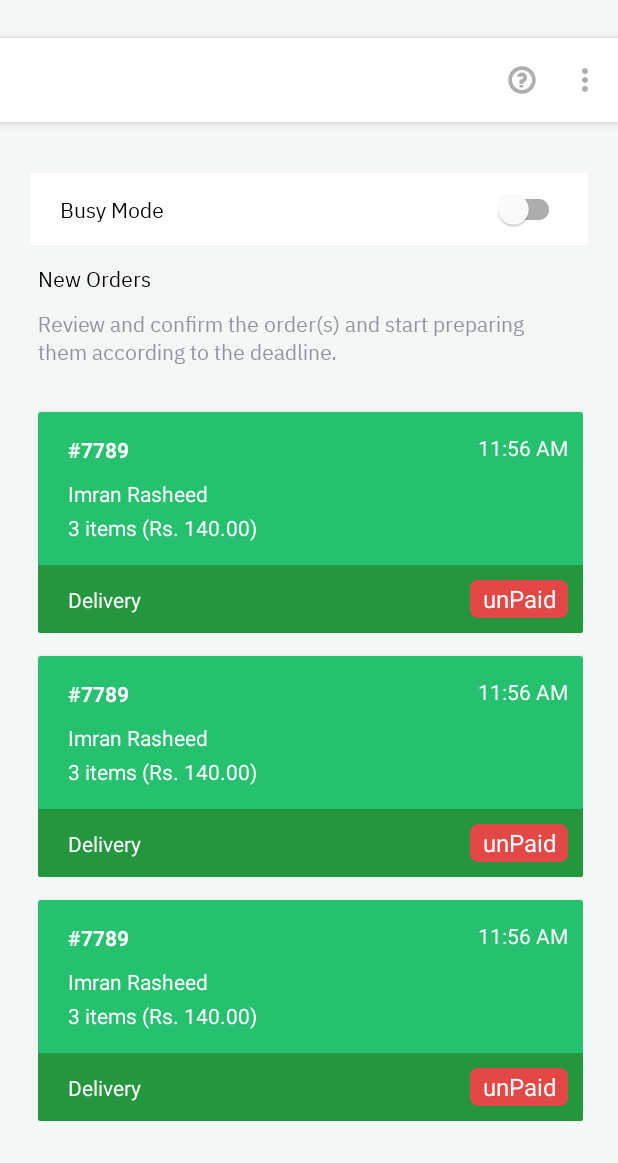
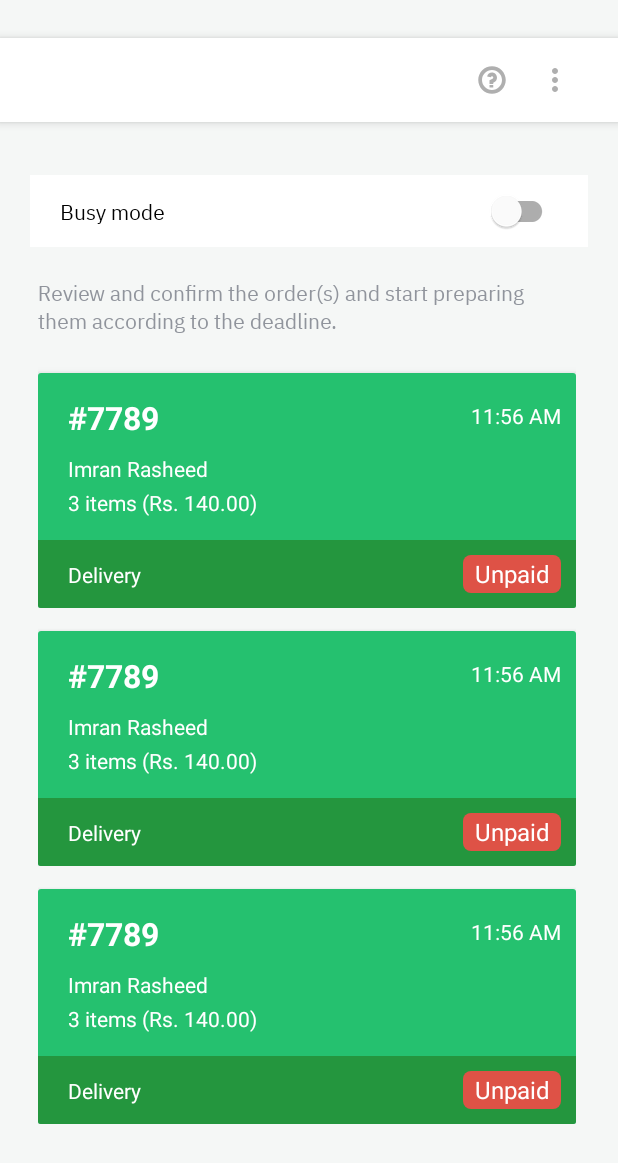
Before and after one commit to itrid-technologies/BusniessApp, an Android app: the layout fragment_dashboard.xml on its own in the app's theme, with its tools: preview values and no code run, on a phone screen of 412 x 824 dp. Shown: the top 1163 px of the screen. Run offline under Robolectric (Android 15) with nearby library versions, the phone set to English and light mode, and no system bars; plain views replace RipplePulseLayout.

Commit message:
fixed by bilal

```diff
--- a/app/src/main/res/layout/action_bar_frags.xml
+++ b/app/src/main/res/layout/action_bar_frags.xml
@@ -6,8 +6,8 @@
     android:layout_width="match_parent"
     android:layout_height="?attr/actionBarSize"
     android:elevation="4dp"
-    android:paddingStart="10dp"
-    android:paddingEnd="0dp"
+    android:paddingStart="20dp"
+    android:paddingEnd="20dp"
     android:theme="@style/ToolbarColored"
     app:menu="@menu/action_bar_items"
     app:popupTheme="@style/Theme.ResturantApp" />
--- a/app/src/main/res/layout/fragment_dashboard.xml
+++ b/app/src/main/res/layout/fragment_dashboard.xml
@@ -52,11 +52,11 @@
                     android:layout_width="match_parent"
                     android:layout_height="wrap_content"
                     android:layout_marginLeft="20dp"
-                    android:layout_marginTop="24dp"
+                    android:layout_marginTop="25dp"
                     android:layout_marginRight="20dp"
                     android:paddingLeft="20dp"
-                    android:paddingRight="15dp"
-                    android:text="Busy Mode"
+                    android:paddingRight="20dp"
+                    android:text="Busy mode"
                     app:layout_constraintEnd_toEndOf="parent"
                     app:layout_constraintHorizontal_bias="0.494"
                     app:layout_constraintStart_toStartOf="parent"
@@ -77,23 +77,11 @@
                         android:layout_height="wrap_content">
 
                         <TextView
-                            style="@style/textColor"
-                            android:layout_width="match_parent"
-                            android:layout_height="wrap_content"
-                            android:layout_marginTop="12dp"
-                            android:text="New Orders" />
-                    </TableRow>
-
-                    <TableRow
-                        android:layout_width="match_parent"
-                        android:layout_height="wrap_content">
-
-                        <TextView
                             style="@style/FontSmallGrey"
                             android:layout_width="wrap_content"
                             android:layout_height="wrap_content"
                             android:layout_marginRight="20dp"
-                            android:paddingTop="10dp"
+                            android:paddingTop="20dp"
                             android:text="@string/order_text" />
                     </TableRow>
 
@@ -106,10 +94,10 @@
                             android:id="@+id/recycler_view_dashboard"
                             android:layout_width="match_parent"
                             android:layout_height="wrap_content"
-                            android:layout_marginTop="15dp"
-                            android:layout_marginRight="15dp"
+                            android:layout_marginTop="10dp"
+                            android:layout_marginRight="20dp"
                             android:layout_marginBottom="?attr/actionBarSize"
-                            android:paddingBottom="20dp"
+                            android:paddingBottom="25dp"
                             tools:listitem="@layout/new_order_container" />
                         />
                     </TableRow>
@@ -193,12 +181,11 @@
             android:gravity="center"
             android:text="@string/no_new_order"
             android:textColor="@color/greyColorText"
-            android:textSize="18dp"
+            android:textSize="16sp"
             android:visibility="gone"
             app:layout_constraintEnd_toEndOf="parent"
             app:layout_constraintStart_toStartOf="parent"
             app:layout_constraintTop_toBottomOf="@+id/ic_noOrder" />
-
 
         <LinearLayout
             android:id="@+id/busy_notification"
@@ -214,14 +201,13 @@
             <TextView
                 android:layout_width="match_parent"
                 android:layout_height="wrap_content"
-                android:fontFamily="@font/regular"
+                android:fontFamily="@font/semibold"
                 android:paddingStart="25dp"
                 android:paddingTop="15dp"
                 android:paddingBottom="10dp"
                 android:text="@string/your_business_is_busy"
                 android:textColor="@color/white"
-                android:textSize="15sp"
-                android:textStyle="bold" />
+                android:textSize="15sp" />
 
             <TextView
                 android:layout_width="match_parent"
--- a/app/src/main/res/layout/new_order_container.xml
+++ b/app/src/main/res/layout/new_order_container.xml
@@ -37,7 +37,7 @@
                 android:layout_marginLeft="20dp"
                 android:layout_marginTop="15dp"
                 android:textColor="@color/white"
-                android:textSize="14sp"
+                android:textSize="21sp"
                 android:textStyle="bold"
                 app:layout_constraintStart_toStartOf="parent"
                 app:layout_constraintTop_toTopOf="parent"
@@ -157,7 +157,6 @@
                     android:layout_marginLeft="20dp"
                     android:text="Delivery"
                     android:textColor="@color/white"
-                    android:textSize="14dp"
                     app:layout_constraintBottom_toBottomOf="parent"
                     app:layout_constraintStart_toStartOf="parent"
                     app:layout_constraintTop_toTopOf="parent" />
@@ -170,10 +169,10 @@
                     android:layout_marginRight="10dp"
                     android:background="@drawable/paid_unpaid_background"
                     android:gravity="center"
-                    android:text="unPaid"
+                    android:text="Unpaid"
                     android:textAllCaps="false"
                     android:textColor="@color/white"
-                    android:textSize="16dp"
+                    android:textSize="16sp"
                     app:layout_constraintBottom_toBottomOf="parent"
                     app:layout_constraintEnd_toEndOf="parent"
                     app:layout_constraintTop_toTopOf="parent" />
--- a/app/src/main/res/values/colors.xml
+++ b/app/src/main/res/values/colors.xml
@@ -11,7 +11,7 @@
 
 <!--    Our Colors-->
     <color name="whitee">#FFFFFFFF</color>
-    <color name="red">#e24845</color>
+    <color name="red">#de5246</color>
     <color name="theme_color">#12D2B3</color>
     <color name="grey">#90949C</color>
     <color name="border_grey">#E7E9EB</color>
@@ -20,7 +20,7 @@
     <color name="disable_grey">#E5E5E5</color>
     <color name="unpaid_red">#D21241</color>
     <color name="green">#25C16F</color>
-    <color name="colorPrimary">#12D2B3</color>
+    <color name="colorPrimary">#1f9e38</color>
     <color name="colorPrimaryDark">#FFFFFF</color>
     <color name="colorAccent">#12D2B3</color>
     <color name="blue">#5BBCCD</color>
```
Also changed, not shown: app/src/main/java/com/itridtechnologies/resturantapp/UiViews/Frags/FragmentDashboard.java (+5 -5 lines), app/src/main/res/values/strings.xml (+19 -22 lines), app/src/main/res/font/bold.ttf (added), app/src/main/res/font/medium.ttf (added), app/src/main/res/font/semibold.ttf (added).
